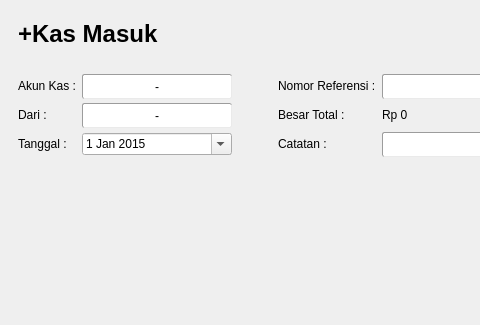
Old version of the form kasbank/ui_kasbank.ui in the repository fnugrahendi/petuk.corp; both pictures show x 0 to 480 and y 0 to 325 of the 777 by 584 pixel window.
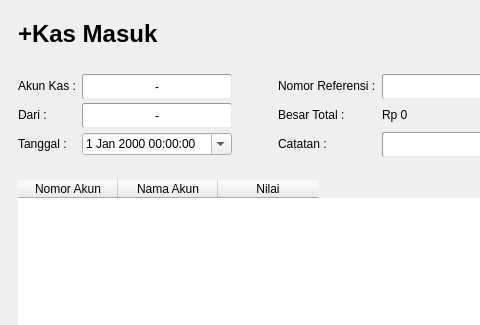
New version of the form. The open tabs and pages were chosen to show the change.

Commit message: display Tabel Tambah

Patch:
```diff
--- a/kasbank/ui_kasbank.ui
+++ b/kasbank/ui_kasbank.ui
@@ -486,32 +486,6 @@
          </property>
         </spacer>
        </item>
-       <item row="3" column="2">
-        <widget class="QDateEdit" name="dte_KasMasuk_Tambah_Form_Tanggal">
-         <property name="minimumSize">
-          <size>
-           <width>150</width>
-           <height>0</height>
-          </size>
-         </property>
-         <property name="maximumSize">
-          <size>
-           <width>150</width>
-           <height>16777215</height>
-          </size>
-         </property>
-         <property name="date">
-          <date>
-           <year>2015</year>
-           <month>1</month>
-           <day>1</day>
-          </date>
-         </property>
-         <property name="calendarPopup">
-          <bool>true</bool>
-         </property>
-        </widget>
-       </item>
        <item row="1" column="6">
         <spacer name="hs_KasMasuk_Tambah_Form">
          <property name="orientation">
@@ -646,6 +620,13 @@
          </property>
         </spacer>
        </item>
+       <item row="3" column="2">
+        <widget class="QDateTimeEdit" name="dte_KasMasuk_Tambah_Form_Tanggal">
+         <property name="calendarPopup">
+          <bool>true</bool>
+         </property>
+        </widget>
+       </item>
       </layout>
      </widget>
     </item>
@@ -663,7 +644,27 @@
       <property name="frameShadow">
        <enum>QFrame::Raised</enum>
       </property>
-      <zorder>fr_KasMasuk_Tambah_Form</zorder>
+      <layout class="QVBoxLayout" name="ivl_KasMasuk_Tambah_Content">
+       <item>
+        <widget class="QTableWidget" name="tbl_KasMasuk_Tambah">
+         <column>
+          <property name="text">
+           <string>Nomor Akun</string>
+          </property>
+         </column>
+         <column>
+          <property name="text">
+           <string>Nama Akun</string>
+          </property>
+         </column>
+         <column>
+          <property name="text">
+           <string>Nilai</string>
+          </property>
+         </column>
+        </widget>
+       </item>
+      </layout>
      </widget>
     </item>
     <item>
```
Left out of the diff: 2 changed lines with no effect on the pictures. The commit also changes 5 other files.
